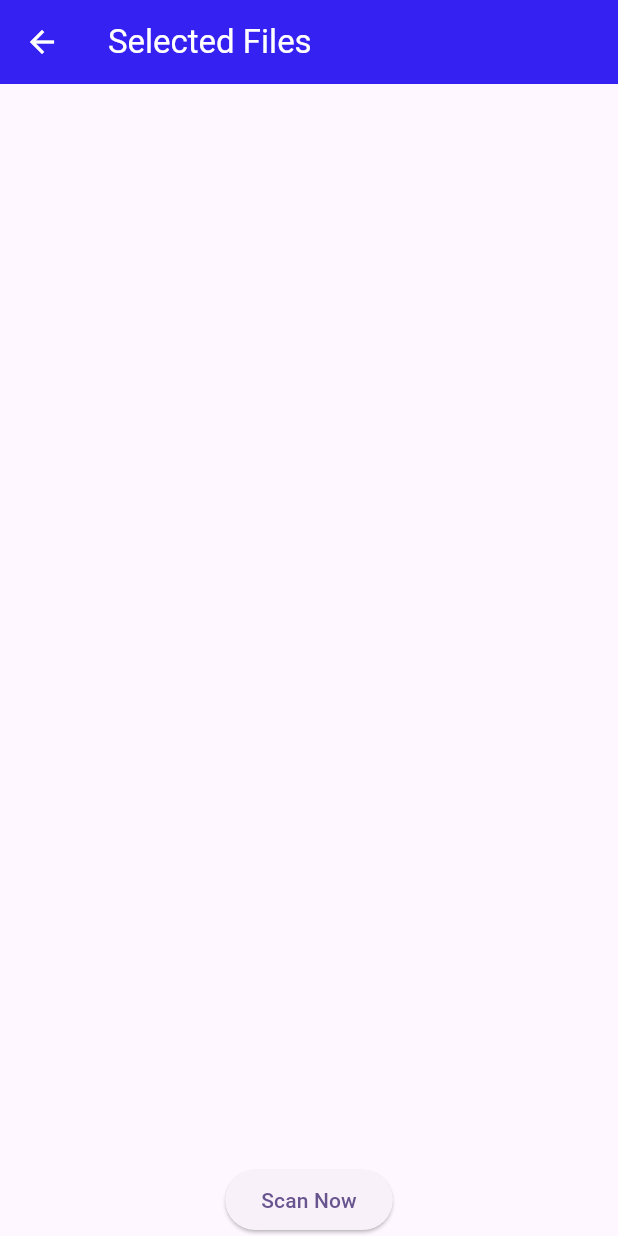
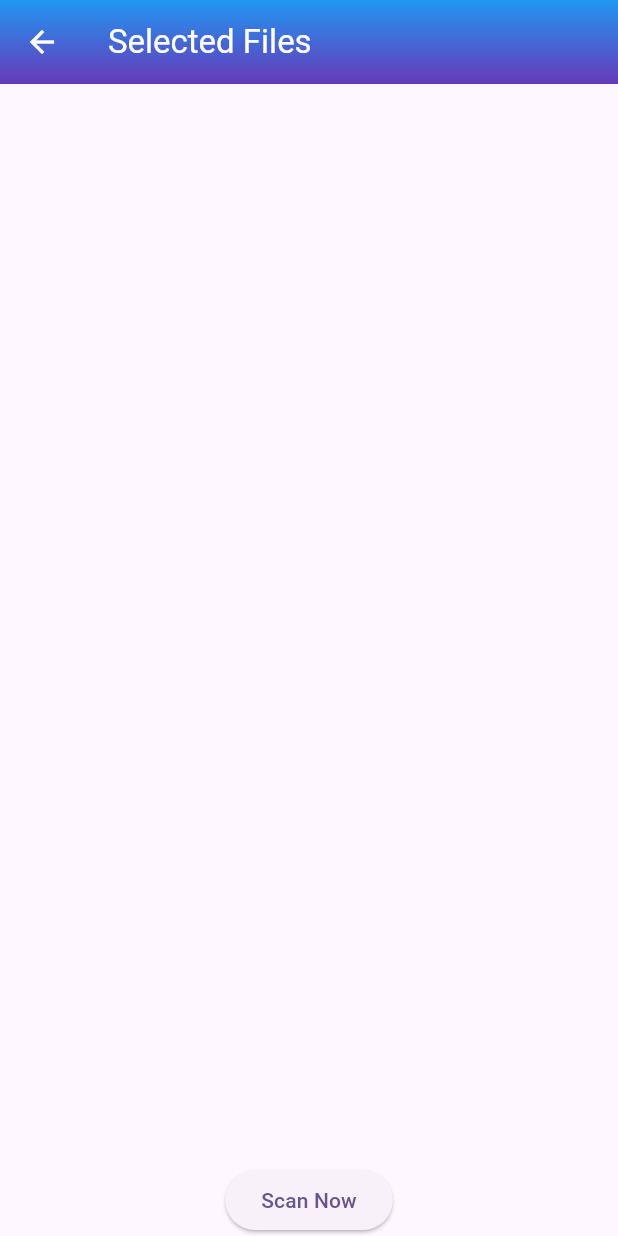
Before and after one commit to DC-21/file_picker_ui, a Flutter app: the FilesPage screen opened directly with empty values, on a phone screen of 412 x 824 dp. Run offline on Flutter 3.47's test engine with Material 2 defaults, Android fonts, the phone set to English and light mode, and no system bars; our stand-ins replace file_picker, open_file.

Commit message:
first commit

```diff
--- a/lib/files_page.dart
+++ b/lib/files_page.dart
@@ -74,9 +74,17 @@ class FilesPage extends StatelessWidget {
             color: Colors.white,
           ),
         ),
-        backgroundColor: const Color.fromARGB(255, 54, 33, 243),
         iconTheme: const IconThemeData(
           color: Colors.white,
+        ),
+        flexibleSpace: Container(
+          decoration: const BoxDecoration(
+            gradient: LinearGradient(
+              colors: [Colors.blue, Colors.deepPurple],
+              begin: Alignment.topCenter,
+              end: Alignment.bottomCenter,
+            ),
+          ),
         ),
       ),
       body: Column(
```
Also changed, not shown: lib/results_page.dart (+9 -1 lines).
